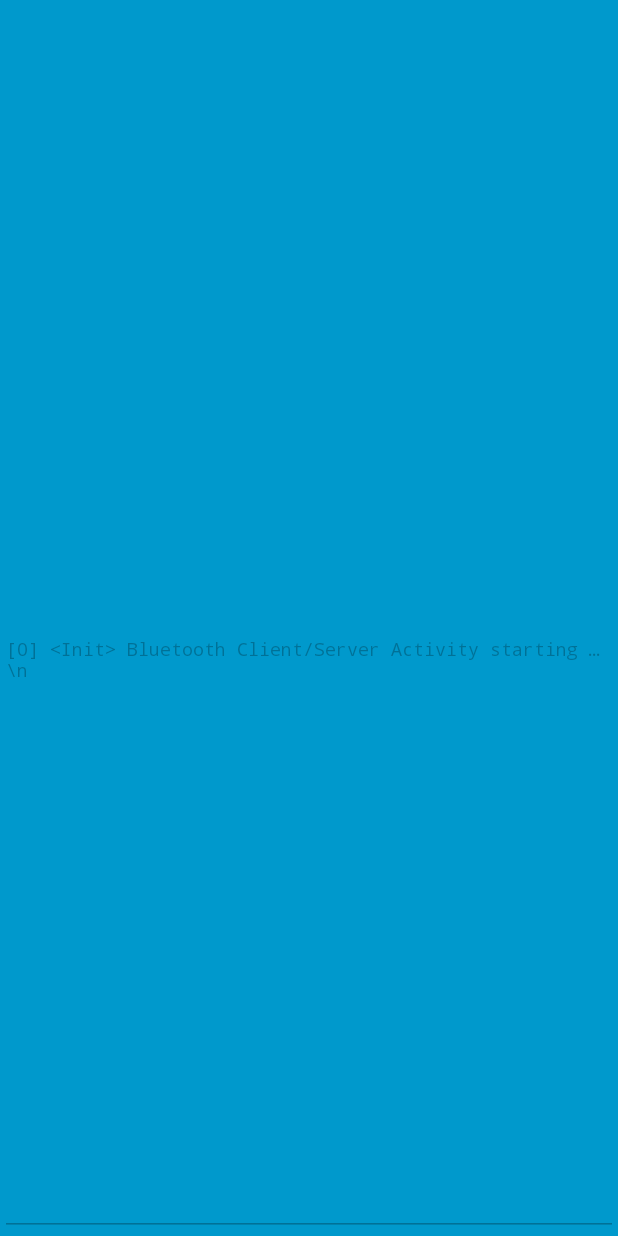
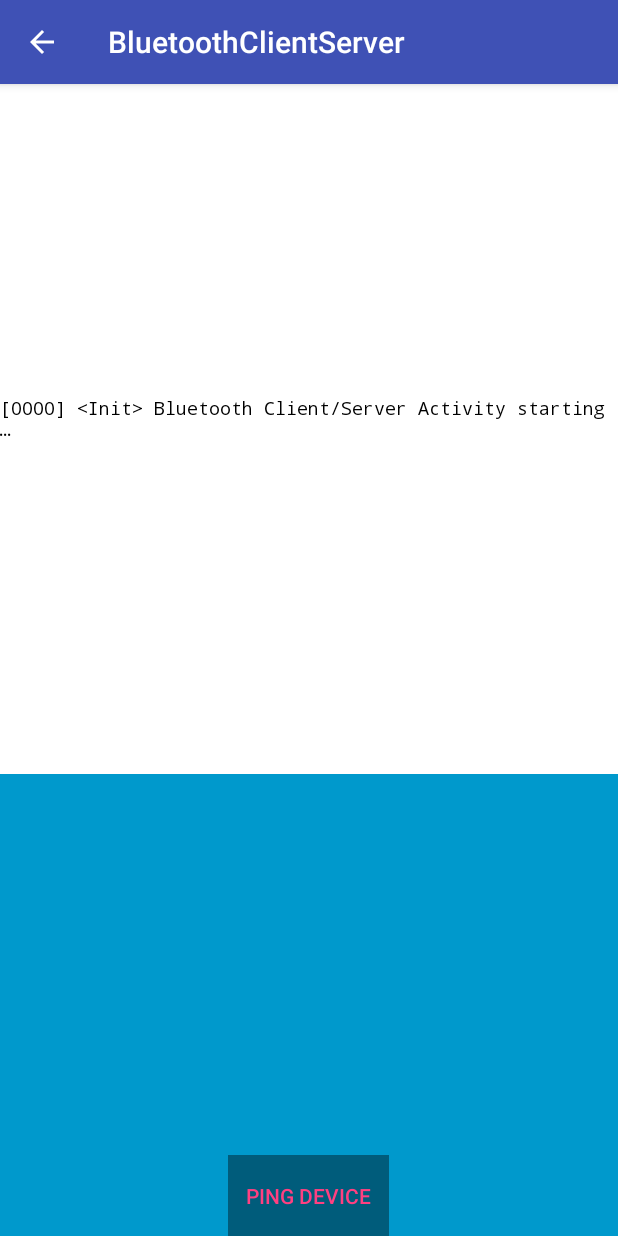
Before and after one commit to rcoscali/BluetoothConnectionMonitor, an Android app: the BluetoothClientServer screen opened directly, with no data from a screen before it, on a phone screen of 412 x 824 dp. Run offline under Robolectric (Android 15) with nearby library versions, the phone set to English and light mode, and no system bars; 1 statement that could not run was skipped.

Commit message:
Added new message for catching ConnectThread termination Added sendErrorMessage for displaying errors occuring Removed auto hide Managing client button state according to ConnectThread running state Handling devices having no name (using unknown device)

```diff
--- a/app/src/main/java/com/rcsnet/bluetoothmonitor/BluetoothClientServer.java
+++ b/app/src/main/java/com/rcsnet/bluetoothmonitor/BluetoothClientServer.java
@@ -7,6 +7,7 @@ import android.bluetooth.BluetoothServerSocket;
 import android.bluetooth.BluetoothSocket;
 import android.content.Intent;
 import android.content.SharedPreferences;
+import android.content.res.ColorStateList;
 import android.os.Bundle;
 import android.os.Handler;
 import android.os.Looper;
@@ -73,6 +74,8 @@ public class BluetoothClientServer
     private final static int MESSAGE_DATAOUT          = 3;
     private final static int MESSAGE_DATAIN           = 4;
     private final static int MESSAGE_ERROR            = 5;
+    private final static int MESSAGE_CONNECT_THREAD_STOP = 6;
+
 
     private SharedPreferences mSettings;
 
@@ -115,7 +118,7 @@ public class BluetoothClientServer
             }
             case MESSAGE_ERROR:
             {
-                sendStateMessage(msg.getData().getString("msg"));
+                sendErrorMessage(msg.getData().getString("msg"));
                 mConnectThread.interrupt();
                 try
                 {
@@ -124,16 +127,26 @@ public class BluetoothClientServer
                 catch (InterruptedException ignored)
                 {
                 }
-                mAcceptThread.interrupt();
-                try
-                {
-                    mAcceptThread.join(200);
-                }
-                catch (InterruptedException ignored)
-                {
-                }
+
+//                if (mAcceptThread != null)
+//                {
+//                    mAcceptThread.interrupt();
+//                    try
+//                    {
+//                        mAcceptThread.join(200);
+//                    }
+//                    catch (InterruptedException ignored)
+//                    {
+//                    }
+//                }
                 break;
+
             }
+            case MESSAGE_CONNECT_THREAD_STOP:
+                mClientButtonView.setEnabled(true);
+                mCurPingState = PING_STATE_INIT;
+                break;
+
             default:
                 sendStateMessage(String.format((String) getResources().getText(R.string.unexpected_msg_received), msg.what));
             }
@@ -144,7 +157,7 @@ public class BluetoothClientServer
      * Whether or not the system UI should be auto-hidden after
      * {@link #AUTO_HIDE_DELAY_MILLIS} milliseconds.
      */
-    private static final boolean AUTO_HIDE = true;
+    private static final boolean AUTO_HIDE = false;
 
     /**
      * If {@link #AUTO_HIDE} is set, the number of milliseconds to wait after
@@ -159,6 +172,7 @@ public class BluetoothClientServer
     private static final int     UI_ANIMATION_DELAY = 300;
     private final        Handler mHideHandler       = new Handler();
     private View     mContentView;
+    private View     mClientButtonView;
     private EditText mStateText;
     private final Runnable mHidePart2Runnable = new Runnable()
     {
@@ -241,7 +255,7 @@ public class BluetoothClientServer
         mVisible = true;
         mControlsView = findViewById(R.id.fullscreen_content_controls);
         mContentView = findViewById(R.id.fullscreen_content);
-
+        mClientButtonView = findViewById(R.id.client_button);
 
         // Set up the user interaction to manually show or hide the system UI.
         mContentView.setOnClickListener(new View.OnClickListener()
@@ -254,12 +268,20 @@ public class BluetoothClientServer
         });
         Intent intent = getIntent();
 
-        mDevice = intent.getParcelableExtra("device");
+        mDevice = null;
         mLocal = intent.getBooleanExtra("local", false);
+        if (!mLocal)
+        {
+            mDevice = intent.getParcelableExtra("device");
+            TextView deviceName = (TextView) findViewById(R.id.device_name);
+            deviceName.setText(mDevice.getName() == null ? getResources().getString(R.string.unknown_device) : mDevice.getName());
+        }
+        else
+        {
+            TextView deviceName = (TextView) findViewById(R.id.device_name);
+            deviceName.setText(getResources().getString(R.string.local_server));
+        }
 
-        TextView deviceName = (TextView) findViewById(R.id.device_name);
-        if (deviceName != null && mDevice != null)
-            deviceName.setText(mDevice.getName());
         mStateText = (EditText) findViewById(R.id.state_text);
         mMsgNr = 0;
         mCurPingState = PING_STATE_INIT;
@@ -279,6 +301,7 @@ public class BluetoothClientServer
             @Override
             public void onClick(View v)
             {
+                findViewById(R.id.client_button).setEnabled(false);
                 sendStateMessage((String) getResources().getText(R.string.launching_client));
                 mConnectThread = new ConnectThread(mDevice);
                 mConnectThread.start();
@@ -310,7 +333,7 @@ public class BluetoothClientServer
     private void sendStateMessage(int resid)
     {
         String msg = String.format(getResources().getString(R.string.state_message_format),
-                                   mMsgNr,
+                                   mMsgNr++,
                                    PING_STATE_NAMES[mCurPingState],
                                    getResources().getText(resid));
         mStateText.append(msg);
@@ -318,7 +341,14 @@ public class BluetoothClientServer
 
     private void sendStateMessage(String str)
     {
-        String msg = String.format(getResources().getString(R.string.state_message_format), mMsgNr,
+        String msg = String.format(getResources().getString(R.string.state_message_format), mMsgNr++,
+                                   PING_STATE_NAMES[mCurPingState], str);
+        mStateText.append(msg);
+    }
+
+    private void sendErrorMessage(String str)
+    {
+        String msg = String.format(getResources().getString(R.string.state_error_format),
                                    PING_STATE_NAMES[mCurPingState], str);
         mStateText.append(msg);
     }
@@ -331,7 +361,7 @@ public class BluetoothClientServer
         // Trigger the initial hide() shortly after the activity has been
         // created, to briefly hint to the user that UI controls
         // are available.
-        delayedHide(100);
+        if (AUTO_HIDE) delayedHide(100);
     }
 
     @Override
@@ -349,13 +379,12 @@ public class BluetoothClientServer
 
     private void toggle()
     {
-        if (mVisible)
+        if (AUTO_HIDE)
         {
-            hide();
-        }
-        else
-        {
-            show();
+            if (mVisible)
+                hide();
+            else
+                show();
         }
     }
 
@@ -372,7 +401,7 @@ public class BluetoothClientServer
 
         // Schedule a runnable to remove the status and navigation bar after a delay
         mHideHandler.removeCallbacks(mShowPart2Runnable);
-        mHideHandler.postDelayed(mHidePart2Runnable, UI_ANIMATION_DELAY);
+        if (AUTO_HIDE) mHideHandler.postDelayed(mHidePart2Runnable, UI_ANIMATION_DELAY);
     }
 
     @SuppressLint("InlinedApi")
@@ -385,7 +414,7 @@ public class BluetoothClientServer
 
         // Schedule a runnable to display UI elements after a delay
         mHideHandler.removeCallbacks(mHidePart2Runnable);
-        mHideHandler.postDelayed(mShowPart2Runnable, UI_ANIMATION_DELAY);
+        if (AUTO_HIDE) mHideHandler.postDelayed(mShowPart2Runnable, UI_ANIMATION_DELAY);
     }
 
     /**
@@ -503,7 +532,7 @@ public class BluetoothClientServer
             Bundle  data = new Bundle();
             msg.arg1 = mCurPingState;
             msg.arg2 = PING_STATE_CONNECTING;
-            data.putString("raeson", getResources().getString(R.string.connect_thread_started));
+            data.putString("reason", getResources().getString(R.string.connect_thread_started));
             msg.setData(data);
             msg.sendToTarget();
 
@@ -549,6 +578,8 @@ public class BluetoothClientServer
                 {
                 }
             }
+            mHandler.obtainMessage(MESSAGE_CONNECT_THREAD_STOP).sendToTarget();
+
         }
 
         public void cancel()
@@ -625,7 +656,7 @@ public class BluetoothClientServer
             Bundle  data = new Bundle();
             msg.arg1 = mCurPingState;
             msg.arg2 = PING_STATE_CONNECTED;
-            data.putString("raeson", getResources().getString(R.string.connected_thread_started));
+            data.putString("reason", getResources().getString(R.string.connected_thread_started));
             msg.setData(data);
             msg.sendToTarget();
 
--- a/app/src/main/res/layout/activity_bluetooth_client_server.xml
+++ b/app/src/main/res/layout/activity_bluetooth_client_server.xml
@@ -23,7 +23,8 @@
     <FrameLayout
         android:layout_width="match_parent"
         android:layout_height="match_parent"
-        android:fitsSystemWindows="true">
+        android:fitsSystemWindows="true"
+        android:clickable="false">
 
         <LinearLayout
             android:id="@+id/fullscreen_content_controls"
@@ -53,18 +54,22 @@
 
         <EditText
             android:layout_width="fill_parent"
-            android:layout_height="fill_parent"
+            android:layout_height="460dp"
             android:inputType="textMultiLine"
             android:ems="10"
             android:id="@+id/state_text"
             android:textStyle="normal"
             android:textSize="12sp"
             android:typeface="monospace"
-            android:theme="@android:style/Widget.DeviceDefault.EditText"
+            android:theme="@android:style/Theme.DeviceDefault.Light.DarkActionBar"
             android:enabled="false"
             android:editable="false"
             style="@style/AppTheme"
-            android:clickable="false" />
+            android:clickable="false"
+            android:maxLines="1000"
+            android:background="#ffffff"
+            android:textColor="#000000"
+            android:foregroundGravity="top|left"/>
     </FrameLayout>
 
 </FrameLayout>
--- a/app/src/main/res/values/strings.xml
+++ b/app/src/main/res/values/strings.xml
@@ -104,5 +104,8 @@
     <string name="no_bluetooth_device">No bluetooth device</string>
     <string name="bytes_of_data_sent">%1$d bytes of data sent: \'%2$s\'</string>
     <string name="bytes_of_data_received">%1$d bytes of data received: \'%2$s\'</string>
-    <string name="state_message_format"><![CDATA[[%1$d] <%2$s> %3$s\\n]]></string>
+    <string name="state_message_format"><![CDATA[[%1$04d] <%2$s> %3$s\n]]></string>
+    <string name="state_error_format"><![CDATA[>****< <%1$s> %2$s\n]]></string>
+    <string name="unknown_device">Unknown Device</string>
+    <string name="local_server">Local Ping Server</string>
 </resources>
```
Also changed, not shown: app/src/main/java/com/rcsnet/bluetoothmonitor/BluetoothConnect.java (+17 -4 lines), 1 other file.
